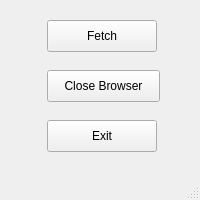
This is UIs/main.ui in ben-dent/Contract-Cheating-Analysis as Qt 5 draws it before an edit. The edited form follows.
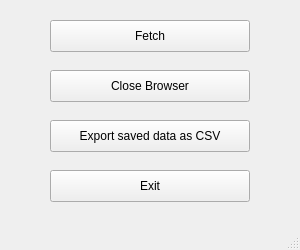
This is the edited form.

Commit message: Added Title column to Jobs Table and added CSV export button to UI

Patch:
```diff
--- a/UIs/main.ui
+++ b/UIs/main.ui
@@ -6,8 +6,8 @@
    <rect>
     <x>0</x>
     <y>0</y>
-    <width>200</width>
-    <height>200</height>
+       <width>300</width>
+       <height>250</height>
    </rect>
   </property>
   <property name="windowTitle">
@@ -17,9 +17,9 @@
    <widget class="QPushButton" name="btnFetch">
     <property name="geometry">
      <rect>
-      <x>47</x>
+         <x>50</x>
       <y>20</y>
-      <width>110</width>
+         <width>200</width>
       <height>32</height>
      </rect>
     </property>
@@ -30,9 +30,9 @@
    <widget class="QPushButton" name="btnExit">
     <property name="geometry">
      <rect>
-      <x>47</x>
-      <y>120</y>
-      <width>110</width>
+         <x>50</x>
+         <y>170</y>
+         <width>200</width>
       <height>32</height>
      </rect>
     </property>
@@ -43,9 +43,9 @@
    <widget class="QPushButton" name="btnCloseBrowser">
     <property name="geometry">
      <rect>
-      <x>47</x>
+         <x>50</x>
       <y>70</y>
-      <width>113</width>
+         <width>200</width>
       <height>32</height>
      </rect>
     </property>
@@ -53,6 +53,19 @@
      <string>Close Browser</string>
     </property>
    </widget>
+      <widget class="QPushButton" name="btnSaveCSV">
+          <property name="geometry">
+              <rect>
+                  <x>50</x>
+                  <y>120</y>
+                  <width>200</width>
+                  <height>32</height>
+              </rect>
+          </property>
+          <property name="text">
+              <string>Export saved data as CSV</string>
+          </property>
+      </widget>
   </widget>
   <widget class="QMenuBar" name="menubar">
    <property name="geometry">
```
Left out of the diff: 2 changed lines with no effect on the pictures. The commit also changes 2 other files.
